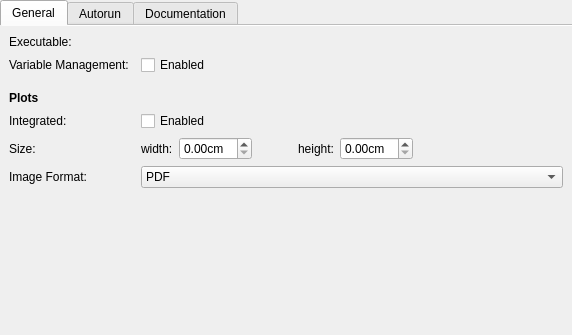
First picture: the form in src/backends/octave/settings.ui, repository KDE/cantor, before the edit.
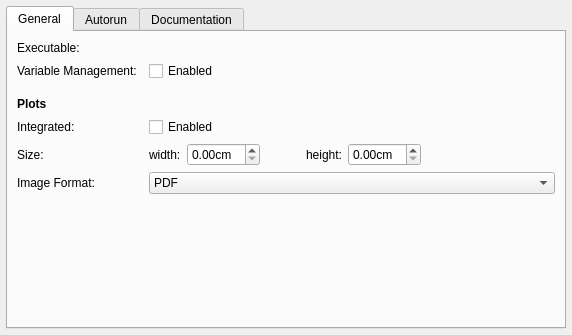
Second picture: the form after the edit. Custom widgets are drawn as their Qt base class.

```diff
--- a/src/backends/octave/settings.ui
+++ b/src/backends/octave/settings.ui
@@ -12,16 +12,16 @@
   </property>
   <layout class="QVBoxLayout" name="verticalLayout_2">
    <property name="leftMargin">
-    <number>0</number>
+    <number>6</number>
    </property>
    <property name="topMargin">
-    <number>0</number>
+    <number>6</number>
    </property>
    <property name="rightMargin">
-    <number>0</number>
+    <number>6</number>
    </property>
    <property name="bottomMargin">
-    <number>0</number>
+    <number>6</number>
    </property>
    <item>
     <widget class="QTabWidget" name="tabWidget">
@@ -29,7 +29,7 @@
       <number>0</number>
      </property>
      <property name="documentMode">
-      <bool>true</bool>
+      <bool>false</bool>
      </property>
      <widget class="QWidget" name="tabGeneral">
       <attribute name="title">
@@ -155,7 +155,6 @@
         <widget class="QLabel" name="label_4">
          <property name="font">
           <font>
-           <weight>75</weight>
            <bold>true</bold>
           </font>
          </property>
```
Left out of the diff: 20 changed lines with no effect on the pictures.
